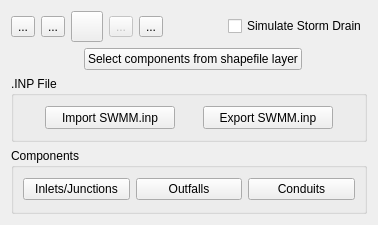
Qt form flo2d/ui/storm_drain_editor.ui (FLO-2DSoftware/qgis-flo-2d-plugin) before a commit.
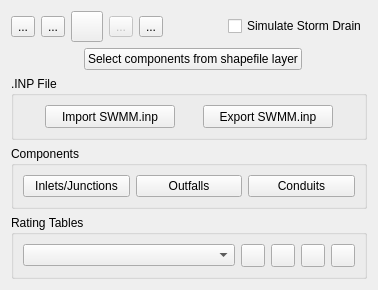
The same form after that commit. Icons and pictures are not drawn.

Commit message: Storm Drain type-4 rating tables management

What changed in the file:
```diff
--- a/flo2d/ui/storm_drain_editor.ui
+++ b/flo2d/ui/storm_drain_editor.ui
@@ -7,7 +7,7 @@
     <x>0</x>
     <y>0</y>
     <width>378</width>
-    <height>225</height>
+    <height>287</height>
    </rect>
   </property>
   <property name="minimumSize">
@@ -19,7 +19,7 @@
   <property name="windowTitle">
    <string>FLO-2D Widget</string>
   </property>
-  <layout class="QGridLayout" name="gridLayout_4">
+  <layout class="QGridLayout" name="gridLayout_5">
    <item row="0" column="0">
     <widget class="QToolButton" name="create_point_btn">
      <property name="enabled">
@@ -202,8 +202,6 @@
     </layout>
    </item>
    <item row="2" column="0" colspan="7">
-    <layout class="QGridLayout" name="gridLayout_5">
-     <item row="0" column="0">
       <widget class="QGroupBox" name="box_Inp">
        <property name="title">
         <string>.INP File</string>
@@ -247,7 +245,7 @@
        </layout>
       </widget>
      </item>
-     <item row="1" column="0">
+   <item row="3" column="0" colspan="7">
       <widget class="QGroupBox" name="components_group">
        <property name="title">
         <string>Components</string>
@@ -281,7 +279,93 @@
        </layout>
       </widget>
      </item>
-    </layout>
+   <item row="4" column="0" colspan="7">
+    <widget class="QGroupBox" name="rating_tables_group">
+     <property name="title">
+      <string>Rating Tables</string>
+     </property>
+     <layout class="QGridLayout" name="gridLayout_6">
+      <item row="0" column="0">
+       <layout class="QGridLayout" name="gridLayout_4">
+        <item row="0" column="0">
+         <widget class="QComboBox" name="rating_table_cbo">
+          <property name="enabled">
+           <bool>true</bool>
+          </property>
+         </widget>
+        </item>
+        <item row="0" column="1">
+         <widget class="QToolButton" name="show_table_btn">
+          <property name="enabled">
+           <bool>true</bool>
+          </property>
+          <property name="toolTip">
+           <string>Show inlet rating table</string>
+          </property>
+          <property name="text">
+           <string/>
+          </property>
+          <property name="icon">
+           <iconset>
+            <normaloff>../img/show_cont_table.svg</normaloff>../img/show_cont_table.svg</iconset>
+          </property>
+         </widget>
+        </item>
+        <item row="0" column="2">
+         <widget class="QToolButton" name="add_rtable_btn">
+          <property name="enabled">
+           <bool>true</bool>
+          </property>
+          <property name="toolTip">
+           <string>Add inlet rating table</string>
+          </property>
+          <property name="text">
+           <string/>
+          </property>
+          <property name="icon">
+           <iconset>
+            <normaloff>../img/add_bc_data.svg</normaloff>../img/add_bc_data.svg</iconset>
+          </property>
+         </widget>
+        </item>
+        <item row="0" column="3">
+         <widget class="QToolButton" name="remove_rtable_btn">
+          <property name="enabled">
+           <bool>true</bool>
+          </property>
+          <property name="toolTip">
+           <string>Remove inlet rating table</string>
+          </property>
+          <property name="text">
+           <string/>
+          </property>
+          <property name="icon">
+           <iconset>
+            <normaloff>../img/mActionDeleteSelected.svg</normaloff>../img/mActionDeleteSelected.svg</iconset>
+          </property>
+         </widget>
+        </item>
+        <item row="0" column="4">
+         <widget class="QToolButton" name="rename_rtable_btn">
+          <property name="enabled">
+           <bool>true</bool>
+          </property>
+          <property name="toolTip">
+           <string>Rename inlet rating table</string>
+          </property>
+          <property name="text">
+           <string/>
+          </property>
+          <property name="icon">
+           <iconset>
+            <normaloff>../img/change_name.svg</normaloff>../img/change_name.svg</iconset>
+          </property>
+         </widget>
+        </item>
+       </layout>
+      </item>
+     </layout>
+    </widget>
    </item>
   </layout>
  </widget>
```
Lines whose indentation alone changed are shown as unchanged. The commit also changes 21 other files.
